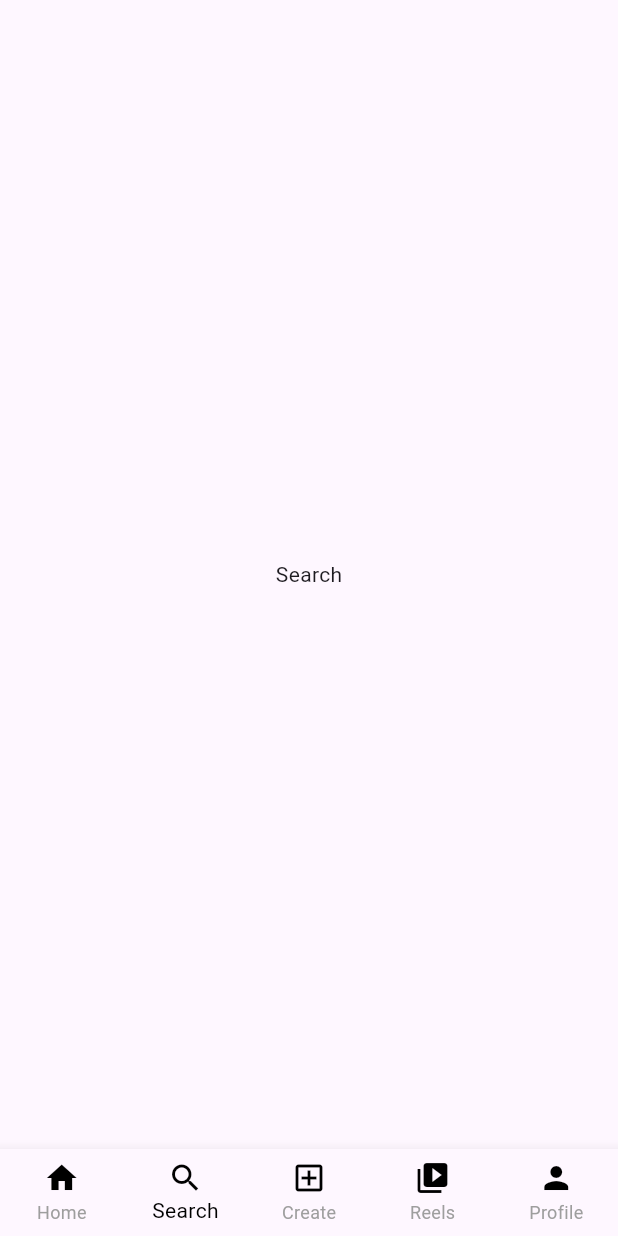
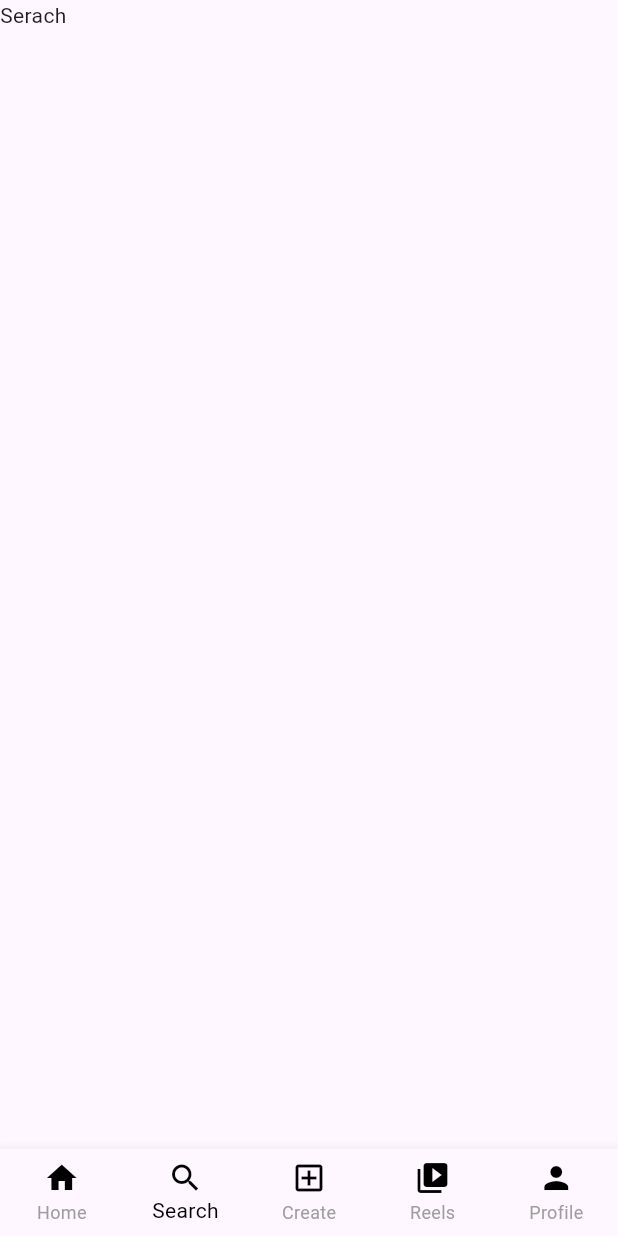
Before and after one commit to Pradeep1234566/Instagram_clone, a Flutter app: the screen it shows after launch, item 2 of the bottom bar chosen, on a phone screen of 412 x 824 dp. Run offline on Flutter 3.47's test engine with Material 3 defaults, Android fonts, the phone set to English and light mode, and no system bars.

```diff
--- a/lib/pages/create_page.dart
+++ b/lib/pages/create_page.dart
@@ -5,6 +5,8 @@ class CreatePage extends StatelessWidget {
 
   @override
   Widget build(BuildContext context) {
-    return Scaffold();
+    return Scaffold(
+      body: Text("Create"),
+    );
   }
 }
--- a/lib/pages/home_page.dart
+++ b/lib/pages/home_page.dart
@@ -1,5 +1,9 @@
 import 'package:flutter/material.dart';
+import 'package:instagram/pages/create_page.dart';
 import 'package:instagram/pages/home.dart';
+import 'package:instagram/pages/profile_page.dart';
+import 'package:instagram/pages/reels_page.dart';
+import 'package:instagram/pages/serach_page.dart';
 
 class MyHomePage extends StatefulWidget {
   const MyHomePage({super.key});
@@ -12,21 +16,11 @@ class _MyHomePageState extends State<MyHomePage> {
   int _selectedIndex = 0;
 
   final List<Widget> _children = [
-    Center(
-      child: Text("Home"),
-    ),
-    Center(
-      child: Text("Search"),
-    ),
-    Center(
-      child: Text("Create"),
-    ),
-    Center(
-      child: Text("Reels"),
-    ),
-    Center(
-      child: Text("Profile"),
-    ),
+    Home(),
+    SearchPage(),
+    CreatePage(),
+    ReelsPage(),
+    ProfilePage()
   ];
 
   void _onItemTapped(int index) {
--- a/lib/pages/profile_page.dart
+++ b/lib/pages/profile_page.dart
@@ -5,6 +5,6 @@ class ProfilePage extends StatelessWidget {
 
   @override
   Widget build(BuildContext context) {
-    return Scaffold();
+    return Scaffold(body: Text("Profile"));
   }
 }
--- a/lib/pages/reels_page.dart
+++ b/lib/pages/reels_page.dart
@@ -5,6 +5,8 @@ class ReelsPage extends StatelessWidget {
 
   @override
   Widget build(BuildContext context) {
-    return Scaffold();
+    return Scaffold(
+      body: Text("Reels"),
+    );
   }
 }
--- a/lib/pages/serach_page.dart
+++ b/lib/pages/serach_page.dart
@@ -1,10 +1,12 @@
 import 'package:flutter/material.dart';
 
-class SerachPage extends StatelessWidget {
-  const SerachPage({super.key});
+class SearchPage extends StatelessWidget {
+  const SearchPage({super.key});
 
   @override
   Widget build(BuildContext context) {
-    return Scaffold();
+    return Scaffold(
+      body: Text("Serach"),
+    );
   }
 }
--- /dev/null
+++ b/lib/pages/theme_paeg.dart
@@ -0,0 +1,41 @@
+
+
+import 'package:flutter/material.dart';
+
+class ThemePage extends StatefulWidget {
+  @override
+  _ThemePageState createState() => _ThemePageState();
+}
+
+class _ThemePageState extends State<ThemePage> {
+  bool isDarkMode = false;
+
+  void toggleTheme() {
+    setState(() {
+      isDarkMode = !isDarkMode;
+    });
+  }
+
+  @override
+  Widget build(BuildContext context) {
+    return MaterialApp(
+      theme: isDarkMode ? ThemeData.dark() : ThemeData.light(),
+      home: Scaffold(
+        appBar: AppBar(
+          title: Text('Theme Switcher'),
+          actions: [
+            Switch(
+              value: isDarkMode,
+              onChanged: (value) {
+                toggleTheme();
+              },
+            ),
+          ],
+        ),
+        body: Center(
+          child: Text('Switch between Light and Dark Mode'),
+        ),
+      ),
+    );
+  }
+}
--- a/pubspec.yaml
+++ b/pubspec.yaml
@@ -58,8 +58,8 @@ flutter:
   uses-material-design: true
 
   # To add assets to your application, add an assets section, like this:
-  # assets:
-  #   - images/a_dot_burr.jpeg
+  assets:
+    - assests/images/
   #   - images/a_dot_ham.jpeg
 
   # An image asset can refer to one or more resolution-specific "variants", see
```
Also changed, not shown: lib/pages/bubble_stories.dart (added, +26 -0 lines), lib/pages/home.dart (+38 -77 lines), assests/images/DM.png (added).
